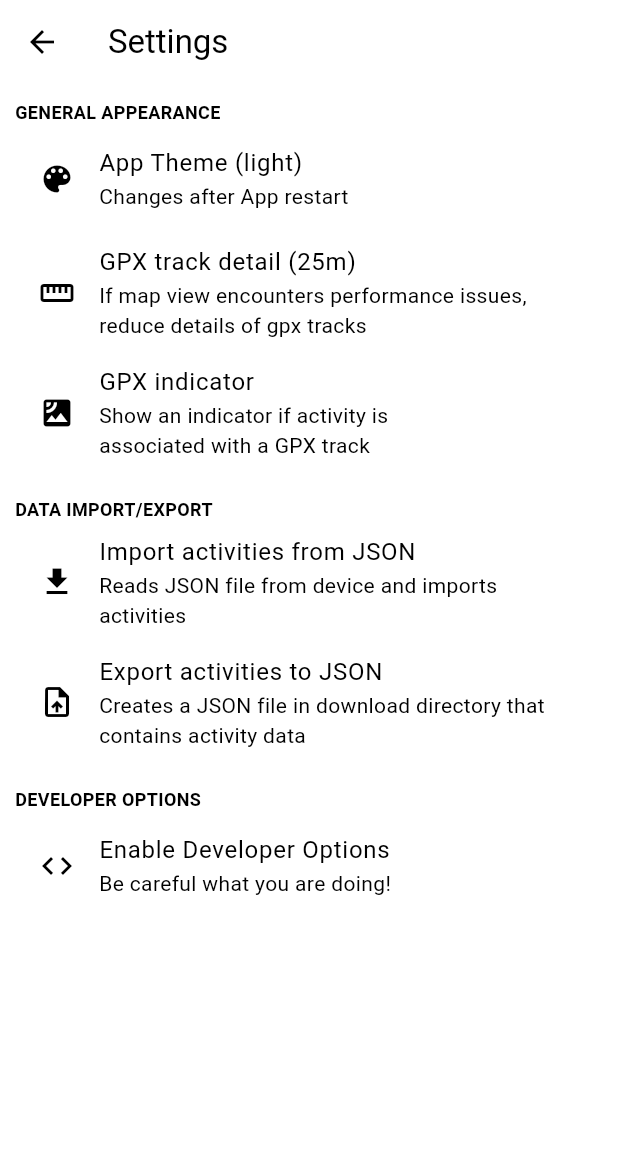
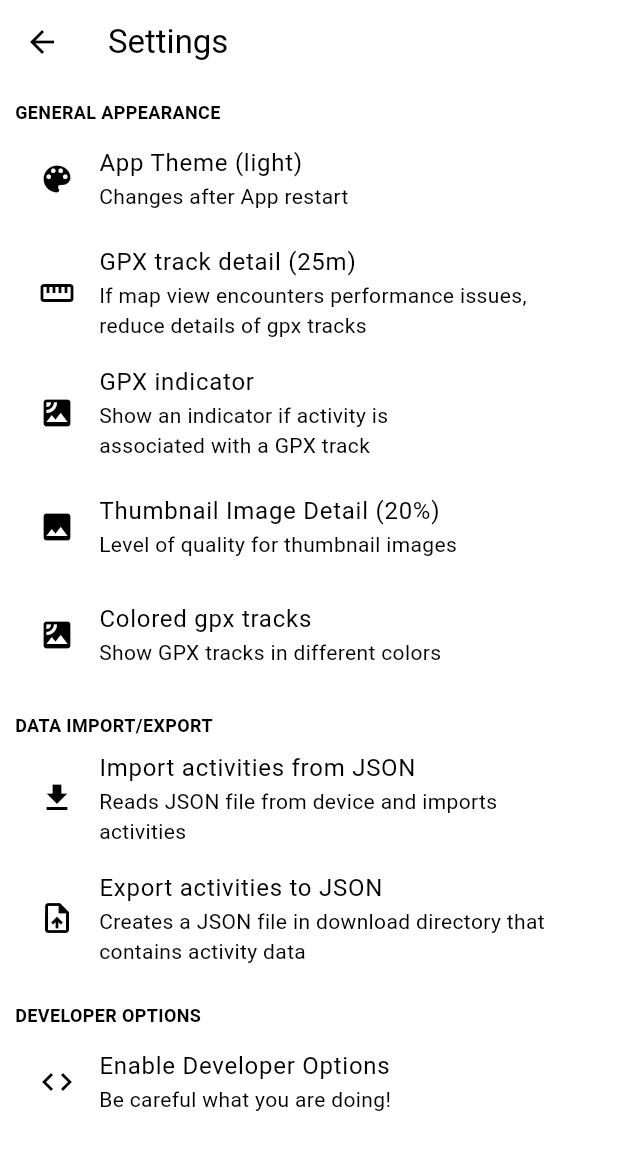
Before and after one commit to naytzap/gipfelbuch, a Flutter app: the Settings screen opened by its route, on a phone screen of 412 x 824 dp. Shown: the top 1150 px of the screen. Run offline on Flutter 3.47's test engine with Material 2 defaults, Android fonts, the phone set to English and light mode, and no system bars; drawn by our look-alikes of dynamic_color; our stand-ins replace file_picker, flutter_map, flutter_native_image, image_picker, latlong2, permission_handler and 4 more; missing offline and left inert: flutter_barcode_scanner, flutter_osm_plugin, gpx, maps_toolkit; accounts and stored records are empty.

Commit message:
version bump, settings, image pinch zoom

```diff
--- a/lib/screens/add_activity.dart
+++ b/lib/screens/add_activity.dart
@@ -8,6 +8,7 @@ import 'package:flutter_osm_plugin/flutter_osm_plugin.dart';
 import 'package:intl/intl.dart';
 import 'package:path/path.dart' as path;
 import 'package:path_provider/path_provider.dart';
+import 'package:shared_preferences/shared_preferences.dart';
 import 'package:text_scroll/text_scroll.dart';
 
 import '../database_helper.dart';
@@ -26,6 +27,7 @@ class AddActivityForm extends StatefulWidget {
 class _AddActivityFormState extends State<AddActivityForm> {
   final _formKey = GlobalKey<FormState>();
   late bool _editMode = false;
+  late SharedPreferences prefs;
   bool edited = false;
   File? gpxFile = null;
   GeoPoint? _location;
@@ -40,6 +42,10 @@ class _AddActivityFormState extends State<AddActivityForm> {
   @override
   void initState() {
     super.initState();
+    sharedData();
+  }
+    void sharedData() async {
+    prefs = await SharedPreferences.getInstance();
   }
 
   loadInitGpx() async {
--- a/lib/screens/settings.dart
+++ b/lib/screens/settings.dart
@@ -277,8 +277,10 @@ class _SettingsState extends State<Settings> {
                   children: [
                     Text("General Appearance".toUpperCase(),style: sectionTextStyle,),
                     themeSelectorWidget(),
-                    gpxToleranceSetting(),
+                    gpxToleranceWidget(),
                     gpxBadgeWidget(),
+                    thumbnailSizeWidget(),
+                    trackColorWidget(),
                     const Divider(),
                     Text("Data Import/Export".toUpperCase(),style: sectionTextStyle,),
                     ListTile(
@@ -366,7 +368,7 @@ class _SettingsState extends State<Settings> {
         });
   }
 
-  gpxToleranceSetting() {
+  gpxToleranceWidget() {
     return FutureBuilder(
         future: SharedPreferences.getInstance(),
         builder: (context, snapshot) {
@@ -405,9 +407,8 @@ class _SettingsState extends State<Settings> {
         });
   }
 
-  gpxBadgeWidget() {
-
-    return FutureBuilder(future: SharedPreferences.getInstance(),builder: (context, snapshot) {
+  gpxBadgeWidget() => FutureBuilder(
+    future: SharedPreferences.getInstance(),builder: (context, snapshot) {
       if(!snapshot.hasData) {
         return Container();
       }
@@ -425,5 +426,52 @@ class _SettingsState extends State<Settings> {
         secondary: const Icon(Icons.satellite),
       );
     });
-  }
+
+  thumbnailSizeWidget() => FutureBuilder(future: SharedPreferences.getInstance(),builder: (context, snapshot) {
+      if(!snapshot.hasData) {
+        return Container();
+      }
+      var thumbnailDetail = snapshot.data!.getInt("thumbnailDetail")??20;
+      return PopupMenuButton<int>(
+            initialValue: thumbnailDetail,
+            onSelected: (int value) async {
+              SharedPreferences prefs = await SharedPreferences.getInstance();
+              prefs.setInt("thumbnailDetail", value);
+              debugPrint("Thumb Detail set to: $value");
+              setState(() {});
+            },
+            child: ListTile(
+              leading: const Icon(Icons.image),
+              title: Text("Thumbnail Image Detail (${thumbnailDetail}%)"),
+              subtitle: const Text(
+                  "Level of quality for thumbnail images"),
+            ),
+            itemBuilder: (BuildContext context) => <PopupMenuEntry<int>>[
+              const PopupMenuItem(
+                  value: 10, child: Text("Low Detail (10%)")),
+              const PopupMenuItem(value: 20, child: Text("Medium Detail (20%)")),
+              const PopupMenuItem(value: 30, child: Text("High Detail (30%)")),
+              ],
+          );
+        });
+
+  trackColorWidget() => FutureBuilder(
+    future: SharedPreferences.getInstance(),builder: (context, snapshot) {
+      if(!snapshot.hasData) {
+        return Container();
+      }
+      var tracksColored = snapshot.data!.getBool("tracksColored")??false;
+      return SwitchListTile(
+        title: const Text("Colored gpx tracks"),
+        subtitle: const Text(
+            "Show GPX tracks in different colors"),
+        value: tracksColored,
+        onChanged: (value) async {
+          SharedPreferences prefs = await SharedPreferences.getInstance();
+          prefs.setBool("tracksColored", value);
+          setState(() {});
+        },
+        secondary: const Icon(Icons.satellite),
+      );
+    });
 }
--- a/pubspec.yaml
+++ b/pubspec.yaml
@@ -17,7 +17,7 @@ publish_to: 'none' # Remove this line if you wish to publish to pub.dev
 # https://developer.apple.com/library/archive/documentation/General/Reference/InfoPlistKeyReference/Articles/CoreFoundationKeys.html
 # In Windows, build-name is used as the major, minor, and patch parts
 # of the product and file versions while build-number is used as the build suffix.
-version: 1.0.0+4
+version: 1.0.0+5
 
 environment:
   sdk: '>=2.18.2 <3.0.0'
```
Also changed, not shown: lib/screens/fmap.dart (+37 -3 lines), lib/widgets/activity_detail.dart (+18 -3 lines), lib/widgets/activity_list.dart (+16 -2 lines), lib/widgets/pinch_zoom_image.dart (added, +120 -0 lines), assets/applogo.svg.
